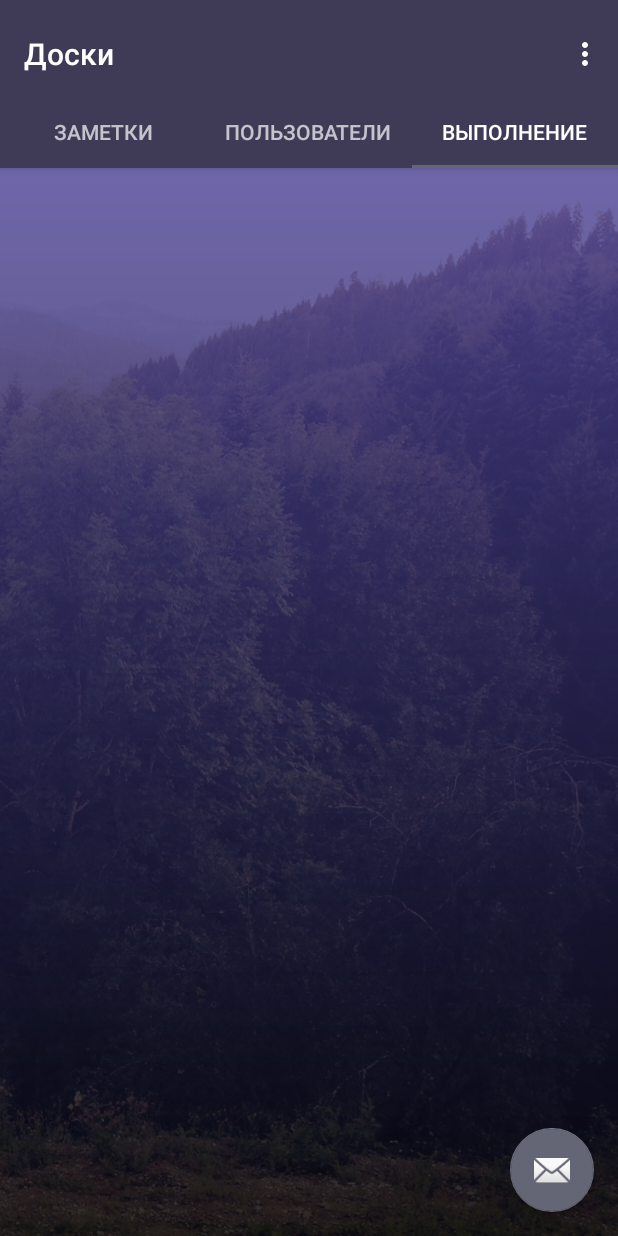
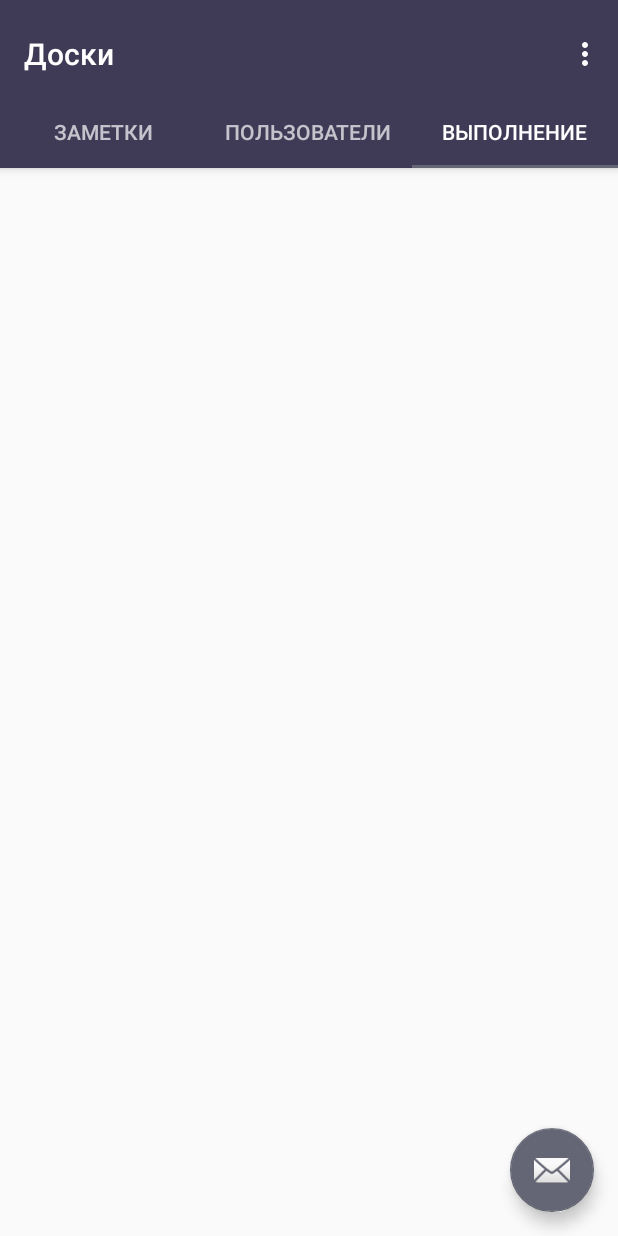
Before and after one commit to HelicopterHig/Camellia, an Android app: the TskActivity screen opened directly, with no data from a screen before it, tab 3 chosen, on a phone screen of 412 x 824 dp. Run offline under Robolectric (Android 15) with nearby library versions, the phone set to English and light mode, and no system bars; libraries missing offline, so code that uses them is left out: com.r0adkll.slidr; 1 statement that could not run was skipped.

```diff
--- /dev/null
+++ b/app/src/main/res/drawable/oval.xml
@@ -0,0 +1,3 @@
+<shape xmlns:android="http://schemas.android.com/apk/res/android" android:shape="oval" >
+    <solid android:color="#21B684"></solid>
+</shape>
--- a/app/src/main/res/layout/fragment_blank_fragment_tab1.xml
+++ b/app/src/main/res/layout/fragment_blank_fragment_tab1.xml
@@ -12,9 +12,6 @@
         android:id="@+id/foBack"
         android:layout_width="match_parent"
         android:layout_height="match_parent"
-
-
-
         android:background="@drawable/back_two"/>
 
 </FrameLayout>
--- a/app/src/main/res/layout/fragment_blank_fragment_tab2.xml
+++ b/app/src/main/res/layout/fragment_blank_fragment_tab2.xml
@@ -11,6 +11,5 @@
         android:layout_height="match_parent"
 
 
-        android:background="@drawable/menu_back"
-        android:contentDescription="TODO" />
+        android:src="@drawable/menu_back"/>
 </FrameLayout>
--- a/app/src/main/res/layout/fragment_blank_fragment_tab3.xml
+++ b/app/src/main/res/layout/fragment_blank_fragment_tab3.xml
@@ -7,15 +7,13 @@
     tools:context=".BlankFragmentTab3">
 
 
+    <!--ImageView
+        android:id="@+id/fokBack"
+        android:layout_width="wrap_content"
+
+        android:layout_height="wrap_content"
 
 
-    <ImageView
-        android:id="@+id/fokBack"
-        android:layout_width="match_parent"
-        android:layout_height="match_parent"
-
-
-        android:background="@drawable/back_tab"
-          />
+        android:src="@drawable/back_tab" /-->
 
 </FrameLayout>
```
Also changed, not shown: app/src/main/java/com/example/login/Activity2.java (+22 -2 lines).
